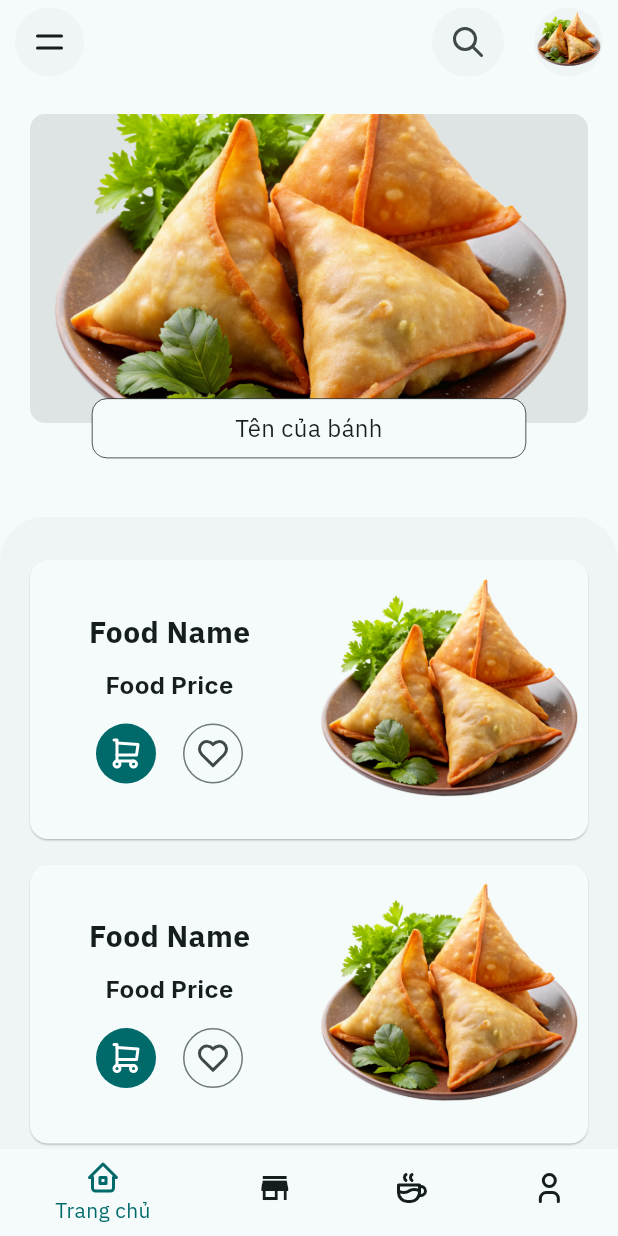
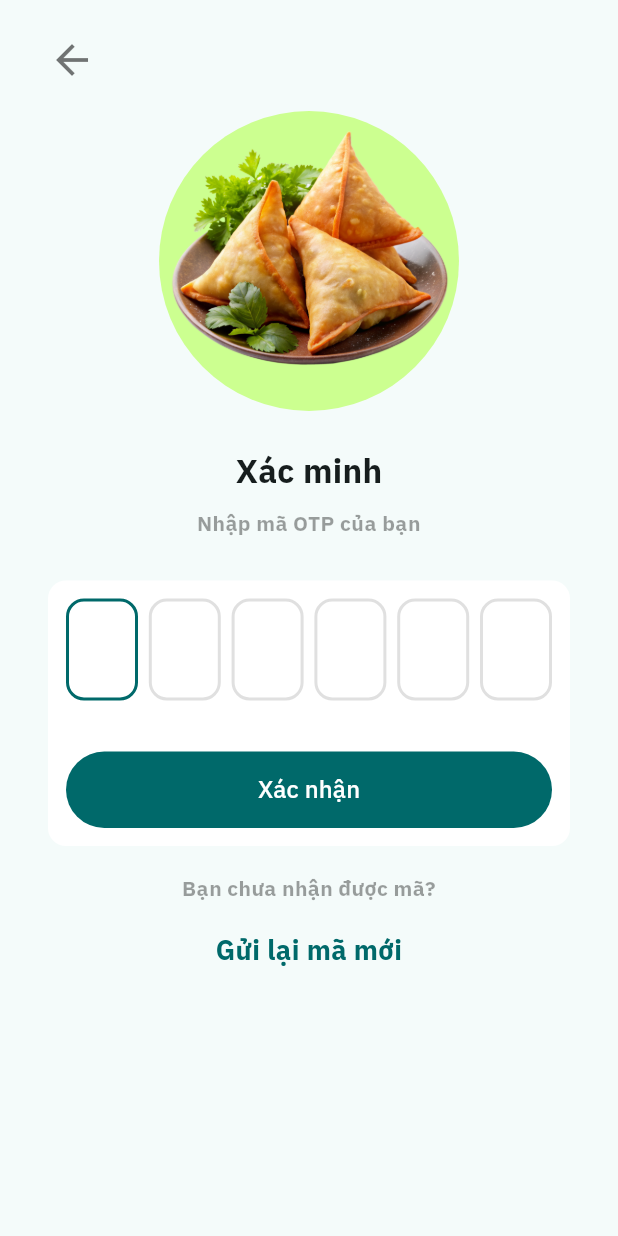
Before and after one commit to nphuonha2101/flutter_foods, a Flutter app: the screen it shows after launch, on a phone screen of 412 x 824 dp. Run offline on Flutter 3.47's test engine with Material 3 defaults, Android fonts, the phone set to English and light mode, and no system bars; drawn by our look-alikes of flutter_zoom_drawer; our stand-ins replace flutter_dotenv, flutter_rating_bar, flutter_tabler_icons, google_fonts, image_picker, latlong2 and 2 more; missing offline and left inert: open_street_map_search_and_pick.

Commit message:
implement otp screen

```diff
--- a/lib/main.dart
+++ b/lib/main.dart
@@ -4,6 +4,7 @@ import 'package:flutter_foods/core/constants/app.dart';
 import 'package:flutter_foods/core/routes/app_routes.dart';
 import 'package:flutter_foods/core/themes/theme.dart';
 import 'package:flutter_foods/core/utils/util.dart';
+import 'package:flutter_foods/presentation/screens/otp_screen.dart';
 import 'package:flutter_foods/presentation/screens/splash_screen.dart';
 import 'package:flutter_foods/core/provider/app_providers.dart';
 import 'package:provider/provider.dart';
@@ -32,7 +33,7 @@ class MainApp extends StatelessWidget {
         debugShowCheckedModeBanner: false,
         theme: brightness == Brightness.light ? theme.light() : theme.dark(),
         title: AppConstants.appName,
-        home: const SplashScreen(),
+        home: const Otp(),
         onGenerateRoute: AppRoutes.generateRoute,
       ),
     );
--- a/lib/presentation/screens/cart_screen.dart
+++ b/lib/presentation/screens/cart_screen.dart
@@ -38,6 +38,7 @@ void _toggleSelectAll(bool? value) {
     setState(() {
       cartItem.isChecked = !cartItem.isChecked;
     });
+       cart.toggleSelection(cartItem);
   }
   @override
   Widget build(BuildContext context) {
--- /dev/null
+++ b/lib/presentation/screens/otp_screen.dart
@@ -0,0 +1,121 @@
+import 'package:flutter/material.dart';
+import 'package:flutter_foods/presentation/widgets/textField_otp.dart';
+
+class Otp extends StatefulWidget {
+  const Otp({super.key});
+
+  @override
+  _OtpState createState() => _OtpState();
+}
+
+class _OtpState extends State<Otp> {
+  @override
+  Widget build(BuildContext context) {
+    return Scaffold(
+      resizeToAvoidBottomInset: false,
+      backgroundColor:Theme.of(context).scaffoldBackgroundColor,
+      body: SafeArea(
+        child: Padding(
+          padding: EdgeInsets.symmetric(vertical: 24, horizontal: 32),
+          child: Column(
+            children: [
+              Align(
+                alignment: Alignment.topLeft,
+                child: GestureDetector(
+                  onTap: () => Navigator.pop(context),
+                  child: Icon(
+                    Icons.arrow_back,
+                    size: 32,
+                    color: Colors.black54,
+                  ),
+                ),
+              ),
+              SizedBox(height: 18),
+              Container(
+                width: 200,
+                height: 200,
+                decoration: BoxDecoration(
+                  color: Colors.lightGreenAccent.shade100,
+                  shape: BoxShape.circle,
+                ),
+                child: Image.asset('assets/images/food_delivery.png'),
+              ),
+              SizedBox(height: 24),
+              Text(
+                'Xác minh',
+                style: TextStyle(fontSize: 22, fontWeight: FontWeight.bold),
+              ),
+              SizedBox(height: 10),
+              Text(
+                "Nhập mã OTP của bạn",
+                style: TextStyle(
+                  fontSize: 14,
+                  fontWeight: FontWeight.bold,
+                  color: Colors.black38,
+                ),
+                textAlign: TextAlign.center,
+              ),
+              SizedBox(height: 28),
+              Container(
+                padding: EdgeInsets.all(12),
+                decoration: BoxDecoration(
+                  color: Colors.white,
+                  borderRadius: BorderRadius.circular(12),
+                ),
+                child: Column(
+                  children: [
+                    Row(
+                      mainAxisAlignment: MainAxisAlignment.spaceBetween,
+                      children: [
+                        OtpTextField(first: true, last: false),
+                        OtpTextField(first: false, last: false),
+                        OtpTextField(first: false, last: false),
+                        OtpTextField(first: false, last: false),
+                        OtpTextField(first: false, last: false),
+                        OtpTextField(first: false, last: true),
+                      ],
+                    ),
+                    SizedBox(height: 22),
+                    SizedBox(
+                      width: double.infinity,
+                      child: FilledButton(
+                        onPressed: () {},
+                        child: Padding(
+                          padding: EdgeInsets.all(14.0),
+                          child: Text(
+                            'Xác nhận',
+                            style: TextStyle(fontSize: 16),
+                          ),
+                        ),
+                      ),
+                    )
+                  ],
+                ),
+              ),
+              SizedBox(height: 18),
+              Text(
+                "Bạn chưa nhận được mã?",
+                style: TextStyle(
+                  fontSize: 14,
+                  fontWeight: FontWeight.bold,
+                  color: Colors.black38,
+                ),
+                textAlign: TextAlign.center,
+              ),
+              SizedBox(height: 18),
+              Text(
+                "Gửi lại mã mới",
+                style: TextStyle(
+                  fontSize: 18,
+                  fontWeight: FontWeight.bold,
+                  color: Theme.of(context).primaryColor,
+                ),
+                textAlign: TextAlign.center,
+              ),
+            ],
+          ),
+        ),
+      ),
+    );
+  }
+}
--- /dev/null
+++ b/lib/presentation/widgets/textField_otp.dart
@@ -0,0 +1,47 @@
+import 'package:flutter/material.dart';
+
+class OtpTextField extends StatelessWidget {
+  final bool first;
+  final bool last;
+
+  const OtpTextField({
+    Key? key,
+    required this.first,
+    required this.last,
+  }) : super(key: key);
+
+  @override
+  Widget build(BuildContext context) {
+    return Container(
+      height: 80,
+      child: AspectRatio(
+        aspectRatio: 0.6,
+        child: TextField(
+          autofocus: first,
+          onChanged: (value) {
+            if (value.length == 1 && !last) {
+              FocusScope.of(context).nextFocus();
+            } else if (value.isEmpty && !first) {
+              FocusScope.of(context).previousFocus();
+            }
+          },
+          showCursor: false,
+          readOnly: false,
+          textAlign: TextAlign.center,
+          style: TextStyle(fontSize: 24, fontWeight: FontWeight.bold),
+          keyboardType: TextInputType.number,
+          maxLength: 1,
+          decoration: InputDecoration(
+            counter: Offstage(),
+            enabledBorder: OutlineInputBorder(
+                borderSide: BorderSide(width: 2, color: Colors.black12),
+                borderRadius: BorderRadius.circular(12)),
+            focusedBorder: OutlineInputBorder(
+                borderSide: BorderSide(width: 2, color: Theme.of(context).primaryColor),
+                borderRadius: BorderRadius.circular(12)),
+          ),
+        ),
+      ),
+    );
+  }
+}
```
Also changed, not shown: pubspec.lock, 5 other files.
